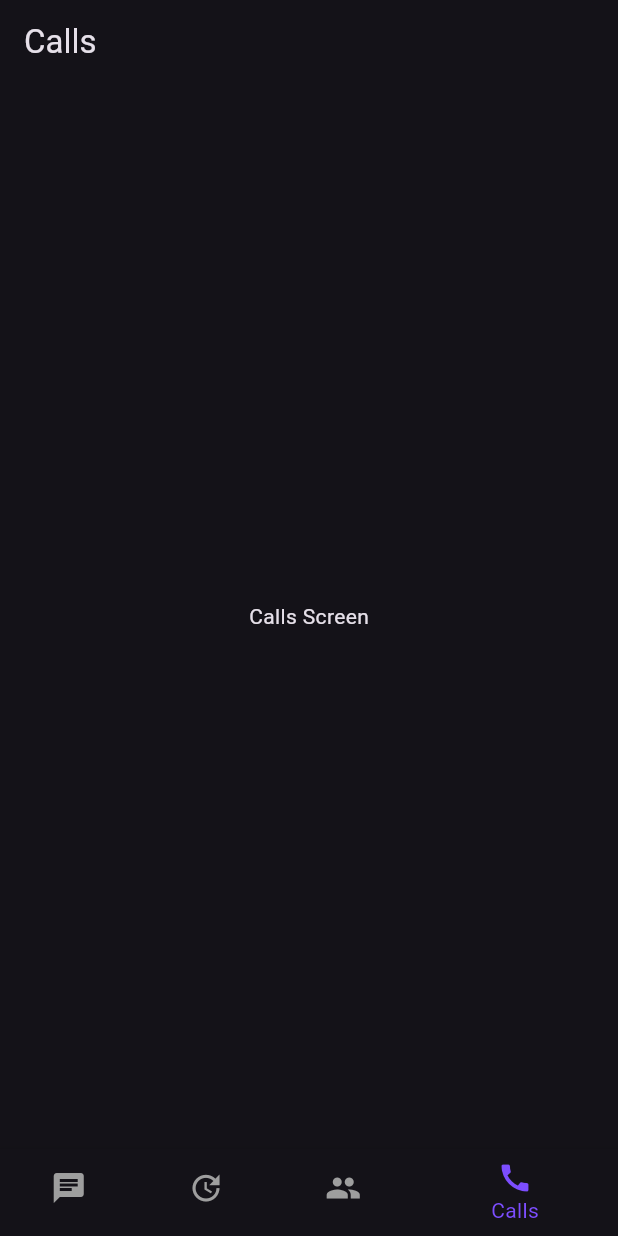
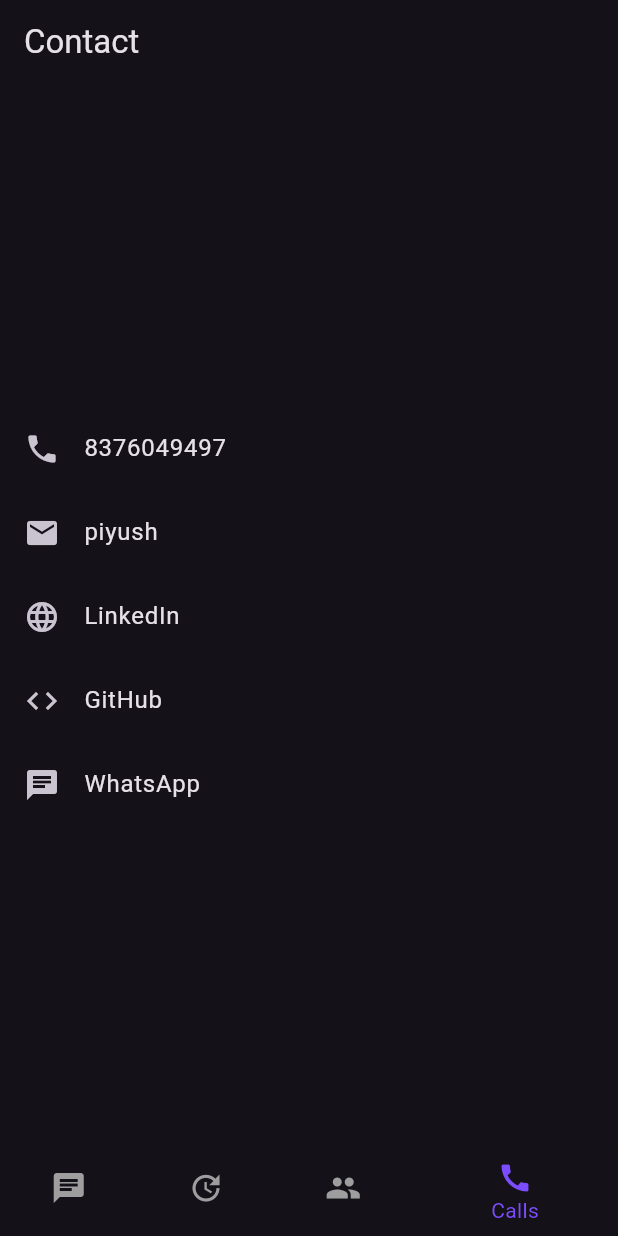
Before and after one commit to Piyu-Pika/portfolio, a Flutter app: the screen it shows after launch, item 4 of the bottom bar chosen, on a phone screen of 412 x 824 dp. Run offline on Flutter 3.47's test engine with Material 3 defaults, Android fonts, the phone set to English and light mode, and no system bars.

Commit message:
Major Update

```diff
--- a/lib/Screens/contact.dart
+++ b/lib/Screens/contact.dart
@@ -1,14 +1,60 @@
 import 'package:flutter/material.dart';
+import 'package:url_launcher/url_launcher.dart';
 
 class CallsScreen extends StatelessWidget {
+  final String contactNumber = '8376049497';
+  final String email = 'piyush';
+  final String linkedInUrl =
+      'https://www.linkedin.com/in/piyush-bhardwaj-flutter';
+  final String githubUrl = 'https://github.com/Piyu-Pika';
+  final String whatsappNumber = '8376049497';
+
+  Future<void> _launchUrl(String url) async {
+    final Uri uri = Uri.parse(url);
+    if (await canLaunchUrl(uri)) {
+      await launchUrl(uri, mode: LaunchMode.externalApplication);
+    } else {
+      throw 'Could not launch $url';
+    }
+  }
+
   @override
   Widget build(BuildContext context) {
     return Scaffold(
       appBar: AppBar(
-        title: const Text('Calls'),
+        title: const Text('Contact'),
       ),
-      body: const Center(
-        child: Text('Calls Screen'),
+      body: Center(
+        child: Column(
+          mainAxisAlignment: MainAxisAlignment.center,
+          children: [
+            ListTile(
+              leading: const Icon(Icons.phone),
+              title: Text(contactNumber),
+              onTap: () => _launchUrl('tel://$contactNumber'),
+            ),
+            ListTile(
+              leading: const Icon(Icons.email),
+              title: Text(email),
+              onTap: () => _launchUrl('mailto:$email'),
+            ),
+            ListTile(
+              leading: const Icon(Icons.language),
+              title: const Text('LinkedIn'),
+              onTap: () => _launchUrl(linkedInUrl),
+            ),
+            ListTile(
+              leading: const Icon(Icons.code),
+              title: const Text('GitHub'),
+              onTap: () => _launchUrl(githubUrl),
+            ),
+            ListTile(
+              leading: const Icon(Icons.chat),
+              title: const Text('WhatsApp'),
+              onTap: () => _launchUrl('https://wa.me/$whatsappNumber'),
+            ),
+          ],
+        ),
       ),
     );
   }
```
Also changed, not shown: lib/Screens/community.dart (+11 -1 lines), lib/Screens/potfolio.dart (+21 -3 lines), lib/Screens/skills.dart (+30 -17 lines), assets/images/C++.png (added), assets/images/Pyt.png (added), assets/images/as.png (added), assets/images/c.png (added), assets/images/dt.png (added), assets/images/fb.png (added), assets/images/flt.png (added), assets/images/gh.png (added), assets/images/pic.png (deleted), assets/images/profile.png (added), assets/images/vsc.png (added).
